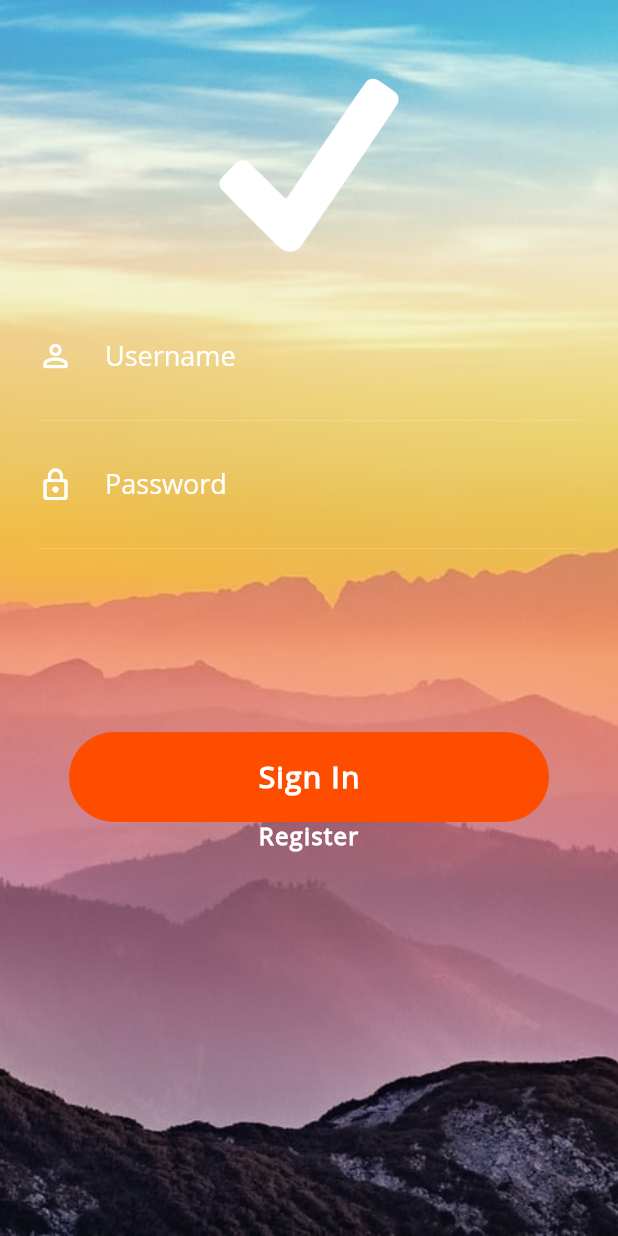
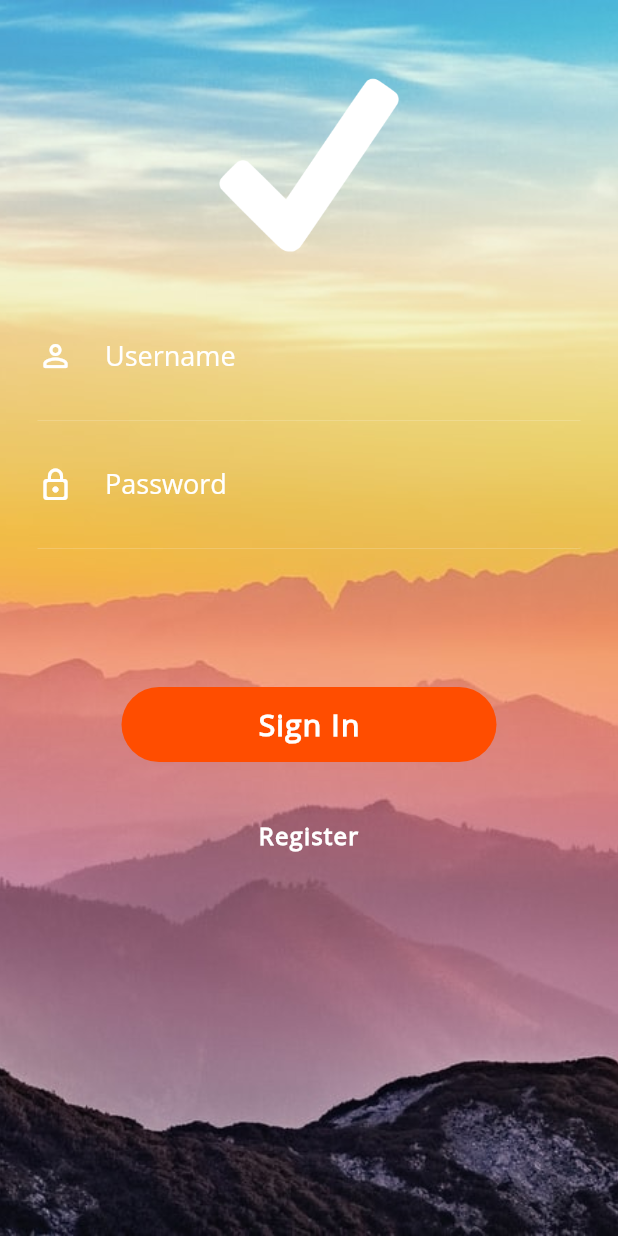
Before and after one commit to felipecastrosales/animations, a Flutter app: the LoginScreen screen opened directly, on a phone screen of 412 x 824 dp. Run offline on Flutter 3.47's test engine with Material 2 defaults, Android fonts, the phone set to English and light mode, and no system bars; statements that could not run were skipped.

Commit message:
new updates with new files

```diff
--- a/lib/main.dart
+++ b/lib/main.dart
@@ -1,5 +1,5 @@
 import 'package:flutter/material.dart';
-import 'screens/login/login_screen.dart';
+import 'screens/home/home_screen.dart';
 
 void main() => runApp(MyApp());
 
@@ -9,7 +9,7 @@ class MyApp extends StatelessWidget {
     return MaterialApp(
         title: 'Animations',
         debugShowCheckedModeBanner: false,
-        home: LoginScreen(),
+        home: HomeScreen(),
         theme: ThemeData(
           brightness: Brightness.dark,
           primaryColor: const Color(0xFFFF4D00),
--- /dev/null
+++ b/lib/screens/home/widgets/stagger_animation.dart
@@ -0,0 +1,43 @@
+import 'package:flutter/material.dart';
+import 'home_top.dart';
+
+class StaggerAnimation extends StatelessWidget {
+  final AnimationController controller;
+  StaggerAnimation({@required this.controller})
+      : containerGrow = CurvedAnimation(parent: controller, curve: Curves.ease),
+        listSlidePosition = EdgeInsetsTween(
+                begin: EdgeInsets.only(bottom: 0),
+                end: EdgeInsets.only(bottom: 80))
+            .animate(
+          CurvedAnimation(
+            parent: controller,
+            curve: Interval(0.3, 0.8, curve: Curves.ease),
+          ),
+        );
+
+  final Animation<double> containerGrow;
+  final Animation<EdgeInsets> listSlidePosition;
+
+  Widget _buildAnimation(BuildContext context, Widget child) {
+    return ListView(padding: EdgeInsets.zero, children: <Widget>[
+      HomeTop(
+        containerGrow: containerGrow,
+      ),
+      AnimatedListView(
+        listSlidePosition: listSlidePosition,
+      ),
+    ]);
+  }
+
+  @override
+  Widget build(BuildContext context) {
+    return Scaffold(
+      body: Container(
+        child: AnimatedBuilder(
+          animation: controller,
+          builder: _buildAnimation,
+        ),
+      ),
+    );
+  }
+}
--- a/lib/screens/login/login_screen.dart
+++ b/lib/screens/login/login_screen.dart
@@ -1,4 +1,5 @@
 import 'package:flutter/material.dart';
+import 'package:flutter/scheduler.dart' show timeDilation;
 import 'widgets/form_container.dart';
 import 'widgets/sign_up_button.dart';
 import 'widgets/stagger_animation.dart';
@@ -16,7 +17,7 @@ class _LoginScreenState extends State<LoginScreen>
   void initState() {
     super.initState();
     _animationController =
-        AnimationController(vsync: this, duration: Duration(seconds: 3));
+          AnimationController(vsync: this, duration: Duration(seconds: 2));
   }
 
   @override
@@ -27,6 +28,7 @@ class _LoginScreenState extends State<LoginScreen>
 
   @override
   Widget build(BuildContext context) {
+    timeDilation = 2;
     return Scaffold(
       body: Container(
         decoration: BoxDecoration(
@@ -52,9 +54,7 @@ class _LoginScreenState extends State<LoginScreen>
                     SignUpButton(),
                   ],
                 ),
-                StaggerAnimation(
-                  controller: _animationController.view
-                )
+                StaggerAnimation(controller: _animationController.view)
               ],
             ),
           ],
--- a/lib/screens/login/widgets/stagger_animation.dart
+++ b/lib/screens/login/widgets/stagger_animation.dart
@@ -2,33 +2,76 @@ import 'package:flutter/material.dart';
 
 class StaggerAnimation extends StatelessWidget {
   final AnimationController controller;
-  StaggerAnimation({this.controller});
+  StaggerAnimation({this.controller})
+      : buttonSqueeze = Tween(
+          begin: 250.0,
+          end: 50.0,
+        ).animate(
+          CurvedAnimation(
+            parent: controller,
+            curve: Interval(0.0, 0.2),
+          ),
+        ),
+        buttonZoomOut = Tween<double>(
+          begin: 60,
+          end: 1000,
+        ).animate(
+          CurvedAnimation(
+            parent: controller,
+            curve: Interval(0.5, 1, curve: Curves.bounceOut),
+          ),
+        );
+
+  final Animation<double> buttonSqueeze;
+  final Animation<double> buttonZoomOut;
 
   Widget _buildAnimation(BuildContext context, Widget child) {
     return Padding(
-      padding: EdgeInsets.only(bottom: 20),
+      padding: EdgeInsets.only(bottom: 60),
       child: InkWell(
-        onTap: (){},
-        child: Container(
-          width: 320,
-          height: 60,
+        onTap: () {
+          controller.forward();
+        },
+        child: buttonZoomOut.value <= 60
+            ? Container(
+                width: buttonSqueeze.value,
+                height: 50,
                 alignment: Alignment.center,
                 decoration: BoxDecoration(
                     color: const Color(0xFFFF4D00),
-            borderRadius: BorderRadius.all(Radius.circular(30))
+                    borderRadius: BorderRadius.all(Radius.circular(30))),
+                child: _buildInside(context),
+              )
+            : Container(
+                width: buttonZoomOut.value,
+                height: buttonZoomOut.value,
+                decoration: BoxDecoration(
+                    color: const Color(0xFFFF4D00),
+                    shape: buttonZoomOut.value < 600
+                     ? BoxShape.circle
+                     : BoxShape.rectangle
                     ),
-          child: Text(
+              ),
+      ),
+    );
+  }
+
+  Widget _buildInside(BuildContext context) {
+    if (buttonSqueeze.value > 80) {
+      return Text(
         'Sign In',
         style: TextStyle(
             color: Colors.white,
             fontSize: 20,
             fontWeight: FontWeight.bold,
-              letterSpacing: 0.8
-            ),
-          ),
-        ),
-      )
+            letterSpacing: 0.8),
       );
+    } else {
+      return CircularProgressIndicator(
+        valueColor: AlwaysStoppedAnimation<Color>(Colors.white),
+        strokeWidth: 1.0,
+      );
+    }
   }
 
   @override
```
Also changed, not shown: lib/screens/home/home_screen.dart (added, +35 -0 lines), lib/screens/home/widgets/animated_list_view.dart (added, +29 -0 lines), lib/screens/home/widgets/category_view.dart (added, +58 -0 lines), lib/screens/home/widgets/home_top.dart (added, +65 -0 lines), lib/screens/home/widgets/list_data.dart (added, +59 -0 lines). Lines whose indentation alone changed are shown as unchanged.
